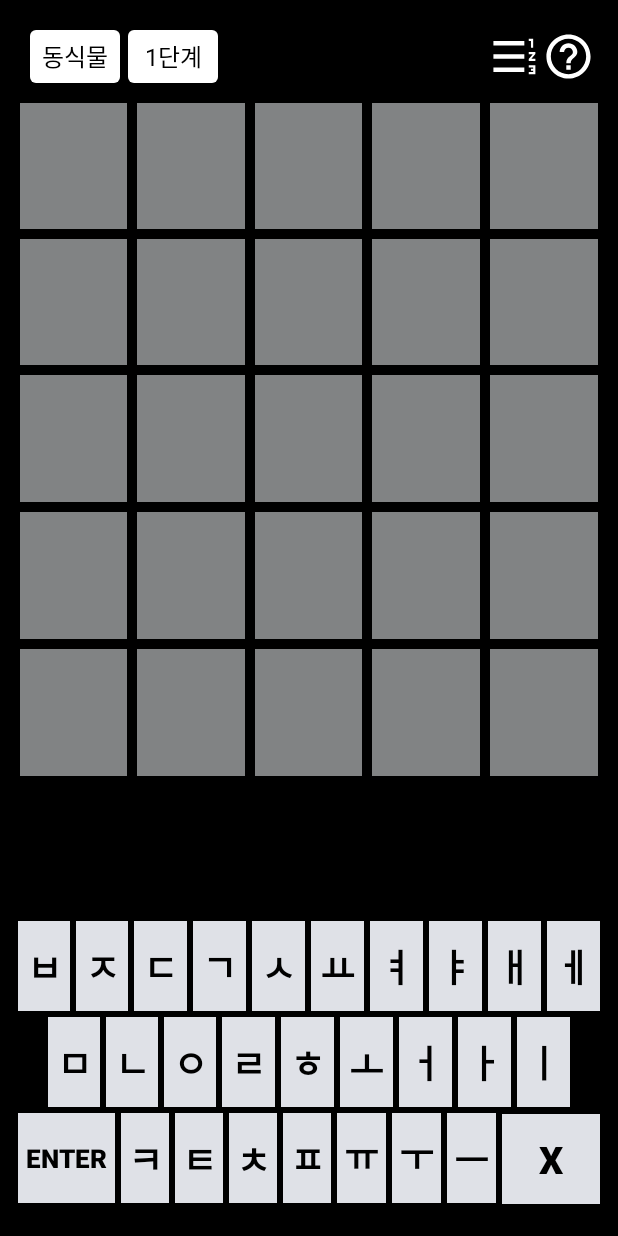
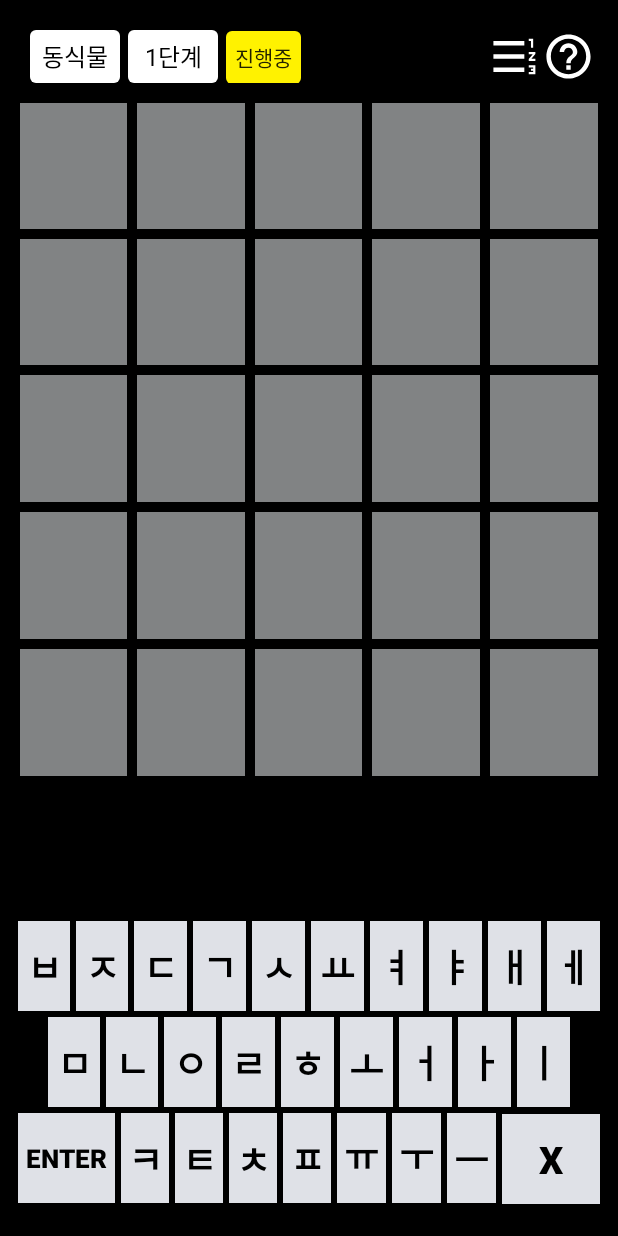
Before and after one commit to nagosoo/WORDLE, an Android app: the screen it shows after launch (MainActivity), after a tap on "시작", on a phone screen of 412 x 824 dp. Run offline under Robolectric (Android 15) with nearby library versions, the phone set to English and light mode, and no system bars.

Commit message:
no message

```diff
--- a/app/build.gradle
+++ b/app/build.gradle
@@ -48,4 +48,7 @@ dependencies {
 
     //splitties
     implementation("com.louiscad.splitties:splitties-dimensions:3.0.0")
+    //glide
+    implementation 'com.github.bumptech.glide:glide:4.13.0'
+    annotationProcessor 'com.github.bumptech.glide:compiler:4.13.0'
 }
--- a/app/src/main/java/com/example/wordle/MainActivity.kt
+++ b/app/src/main/java/com/example/wordle/MainActivity.kt
@@ -1,8 +1,12 @@
 package com.example.wordle
 
 import android.content.Context
+import android.content.Intent
+import android.graphics.Color
 import android.os.Build
 import android.os.Bundle
+import android.os.Handler
+import android.os.Looper
 import android.util.Log
 import android.view.View
 import android.view.WindowInsets
@@ -15,11 +19,11 @@ import androidx.appcompat.widget.AppCompatButton
 import androidx.appcompat.widget.AppCompatSpinner
 import androidx.core.content.ContextCompat
 import androidx.core.view.get
-import androidx.core.view.isVisible
 import com.example.wordle.MyApplication.Companion.uiOptions
 import com.example.wordle.databinding.ActivityMainBinding
 import com.example.wordle.dialog.DialogManual
 import com.example.wordle.dialog.DialogStatistics
+import com.example.wordle.dialog.ProgressDialog
 import com.example.wordle.status.CategoryType
 import com.example.wordle.status.LevelType
 
@@ -33,12 +37,12 @@ class MainActivity : AppCompatActivity(), View.OnClickListener, HideBottomBar {
     private val orange by lazy { ContextCompat.getColor(this, R.color.semi_correct_orange) }
     private val green by lazy { ContextCompat.getColor(this, R.color.correct_green) }
     private val gray by lazy { ContextCompat.getColor(this, R.color.incorrect_gray) }
-    private val defaultGrey by lazy { ContextCompat.getColor(this, R.color.default_gray) }
 
     private var globalFileName = ""
     private var globalLevel = -1
     private lateinit var questionWord: Array<String>
     private lateinit var questionMeaning: String
+    private lateinit var progressDialog: ProgressDialog
 
     override fun onCreate(savedInstanceState: Bundle?) {
         super.onCreate(savedInstanceState)
@@ -144,6 +148,9 @@ class MainActivity : AppCompatActivity(), View.OnClickListener, HideBottomBar {
         }
 
         binding.buttonStart.setOnClickListener {
+            progressDialog = ProgressDialog(this)
+            progressDialog.show()
+
             if (globalFileName.isEmpty() || globalLevel < 1) {
                 Toast.makeText(this, "카테고리와 난이도를 선택해 주세요.", Toast.LENGTH_SHORT).show()
                 return@setOnClickListener
@@ -163,7 +170,14 @@ class MainActivity : AppCompatActivity(), View.OnClickListener, HideBottomBar {
             }
             order = 0
 
-            it.isVisible=false
+            with(it as? AppCompatButton) {
+                this?.text = "진행중"
+                this?.isClickable = false
+            }
+
+            Handler(Looper.getMainLooper()).postDelayed({
+                progressDialog.dismiss()
+            }, 300)
         }
 
     }
@@ -255,8 +269,10 @@ class MainActivity : AppCompatActivity(), View.OnClickListener, HideBottomBar {
     }
 
     private fun setOnPositiveButtonClickListener() {
+        intent.addFlags(Intent.FLAG_ACTIVITY_CLEAR_TOP)
+        startActivity(intent)
         finish()
-        startActivity(intent)
+
     }
 
     private fun setSuccessPreference(successAtRow: Int) {
@@ -295,4 +311,11 @@ class MainActivity : AppCompatActivity(), View.OnClickListener, HideBottomBar {
             apply()
         }
     }
+
+    override fun onDestroy() {
+        super.onDestroy()
+        progressDialog.let {
+            if (it.isShowing) it.dismiss()
+        }
+    }
 }
--- /dev/null
+++ b/app/src/main/java/com/example/wordle/SplashActivity.kt
@@ -0,0 +1,13 @@
+package com.example.wordle
+
+import android.content.Intent
+import android.os.Bundle
+import androidx.appcompat.app.AppCompatActivity
+
+class SplashActivity : AppCompatActivity() {
+    override fun onCreate(savedInstanceState: Bundle?) {
+        super.onCreate(savedInstanceState)
+        startActivity(Intent(this, MainActivity::class.java))
+        finish()
+    }
+}
--- /dev/null
+++ b/app/src/main/java/com/example/wordle/dialog/ProgressDialog.kt
@@ -0,0 +1,23 @@
+package com.example.wordle.dialog
+
+import android.app.Dialog
+import android.content.Context
+import android.graphics.Color
+import android.graphics.drawable.ColorDrawable
+import android.view.Window
+import com.bumptech.glide.Glide
+import com.example.wordle.R
+import com.example.wordle.databinding.DialogProgressBinding
+
+class ProgressDialog(context: Context) : Dialog(context) {
+
+    init {
+        requestWindowFeature(Window.FEATURE_NO_TITLE)
+        val binding = DialogProgressBinding.inflate(layoutInflater)
+        Glide.with(context).load(R.drawable.go_gif).into(binding.imageView)
+        setContentView(binding.root)
+        setCancelable(false)
+        window?.setBackgroundDrawable(ColorDrawable(Color.TRANSPARENT))
+    }
+
+}
--- /dev/null
+++ b/app/src/main/res/drawable/bg_splash.xml
@@ -0,0 +1,9 @@
+<?xml version="1.0" encoding="utf-8"?>
+<layer-list xmlns:android="http://schemas.android.com/apk/res/android">
+    <item android:drawable="@android:color/white" />
+    <item>
+        <bitmap
+            android:src="@drawable/splash_gif"
+            android:gravity="center"/>
+    </item>
+</layer-list>
--- a/app/src/main/res/values/themes.xml
+++ b/app/src/main/res/values/themes.xml
@@ -45,4 +45,8 @@
     <style name="MySpinnerDropDownItem" parent="Widget.AppCompat.DropDownItem.Spinner">
     </style>
 
+    <style name="MySplash" parent="Theme.MaterialComponents.Light.NoActionBar">
+        <item name="android:windowBackground">@drawable/bg_splash</item>
+    </style>
+
 </resources>
```
Also changed, not shown: app/src/main/AndroidManifest.xml (+8 -5 lines), app/src/main/res/layout/dialog_progress.xml (added, +15 -0 lines), app/src/main/res/drawable-mdpi/go_gif.gif (added), app/src/main/res/drawable-mdpi/splash_gif.gif (added).
